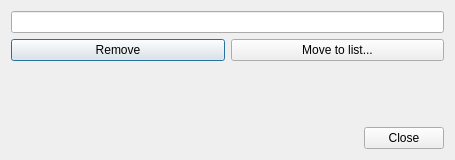
First picture: the form in notedialog.ui, repository Tunous/KanaNotes, before the edit.
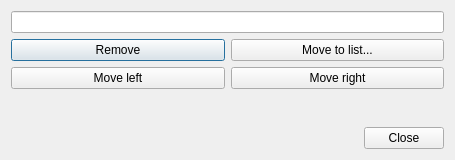
Second picture: the form after the edit.

Commit message: Add move note left/right actions

What changed in the file:
```diff
--- a/notedialog.ui
+++ b/notedialog.ui
@@ -24,21 +24,35 @@
     <widget class="QLineEdit" name="lineEdit"/>
    </item>
    <item>
-    <layout class="QHBoxLayout" name="horizontalLayout">
-     <item>
+    <layout class="QGridLayout" name="gridLayout">
+     <item row="0" column="0">
       <widget class="QPushButton" name="removeButton">
        <property name="text">
         <string>Remove</string>
        </property>
       </widget>
      </item>
-     <item>
+     <item row="0" column="1">
       <widget class="QPushButton" name="moveToListButton">
        <property name="text">
         <string>Move to list...</string>
        </property>
       </widget>
      </item>
+     <item row="1" column="0">
+      <widget class="QPushButton" name="moveLeftButton">
+       <property name="text">
+        <string>Move left</string>
+       </property>
+      </widget>
+     </item>
+     <item row="1" column="1">
+      <widget class="QPushButton" name="moveRightButton">
+       <property name="text">
+        <string>Move right</string>
+       </property>
+      </widget>
+     </item>
     </layout>
    </item>
    <item alignment="Qt::AlignBottom">
```
The commit also changes 8 other files.
